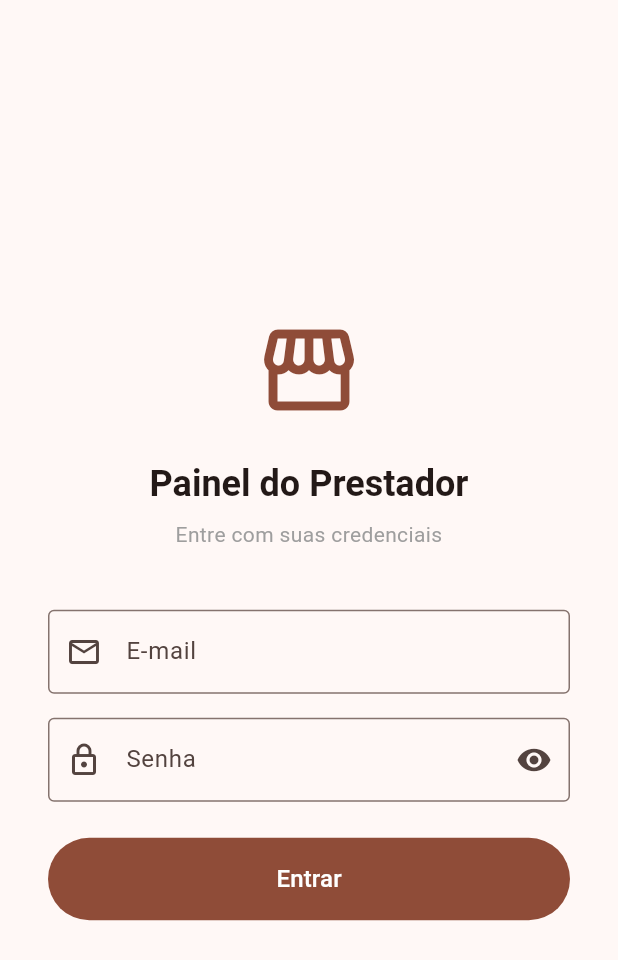
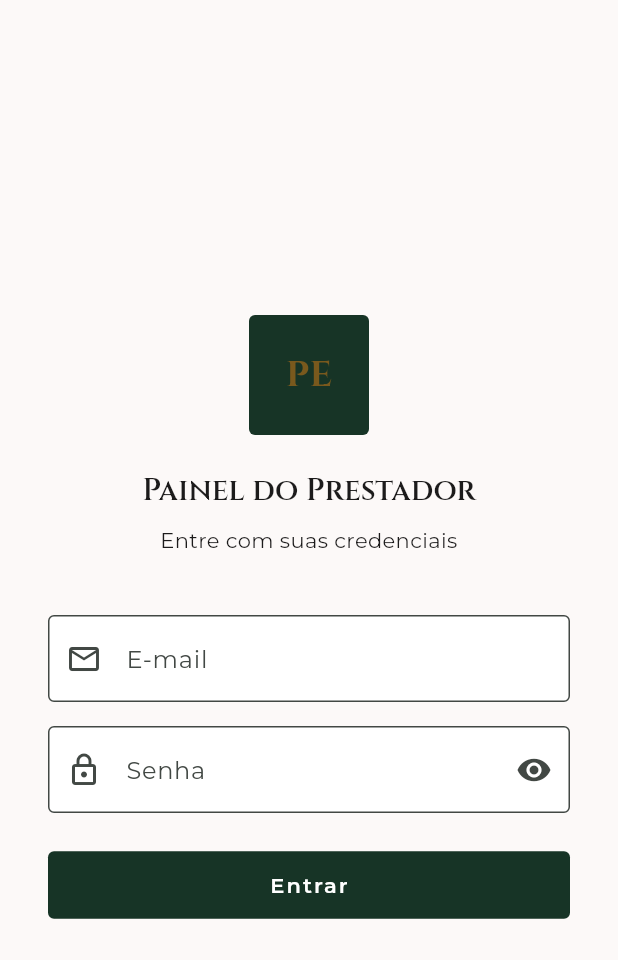
Before and after one commit to mviniccius/Micro-Saas, a Flutter app: the screen it shows after launch, on a phone screen of 412 x 824 dp. Shown: the top 960 px of the screen. Run offline on Flutter 3.47's test engine with Material 3 defaults, Android fonts, the phone set to English and light mode, and no system bars; our stand-ins replace google_fonts.

Commit message:
feat: sprint 4 - app_prestador completo com design system e fluxo de 6 status

```diff
--- a/app_prestador/lib/data/services/auth_service.dart
+++ b/app_prestador/lib/data/services/auth_service.dart
@@ -3,7 +3,7 @@ import 'package:http/http.dart' as http;
 import '../models/usuario_model.dart';
 
 class AuthService {
-  static const _base = 'http://localhost:3000';
+  static const _base = 'http://10.0.2.2:3000';
 
   Future<Usuario> login(String email, String senha) async {
     final response = await http.post(
--- a/app_prestador/lib/main.dart
+++ b/app_prestador/lib/main.dart
@@ -1,4 +1,5 @@
 import 'package:flutter/material.dart';
+import 'theme.dart';
 import 'presentation/screens/login_screen.dart';
 
 void main() {
@@ -11,12 +12,9 @@ class AppPrestador extends StatelessWidget {
   @override
   Widget build(BuildContext context) {
     return MaterialApp(
-      title: 'Painel do Prestador',
+      title: 'Painel do Prestador — Efraim',
       debugShowCheckedModeBanner: false,
-      theme: ThemeData(
-        colorScheme: ColorScheme.fromSeed(seedColor: Colors.deepOrange),
-        useMaterial3: true,
-      ),
+      theme: efraimTheme,
       home: const LoginScreen(),
     );
   }
--- a/app_prestador/lib/presentation/screens/login_screen.dart
+++ b/app_prestador/lib/presentation/screens/login_screen.dart
@@ -68,28 +68,36 @@ class _LoginScreenState extends State<LoginScreen> {
                 mainAxisAlignment: MainAxisAlignment.center,
                 crossAxisAlignment: CrossAxisAlignment.stretch,
                 children: [
-                  Icon(
-                    Icons.storefront,
-                    size: 72,
-                    color: Theme.of(context).colorScheme.primary,
+                  Center(
+                    child: Container(
+                      width: 80,
+                      height: 80,
+                      decoration: const BoxDecoration(
+                        color: Color(0xFF173426),
+                        borderRadius: BorderRadius.all(Radius.circular(4)),
+                      ),
+                      child: Center(
+                        child: Text(
+                          'PE',
+                          style: Theme.of(context).textTheme.headlineMedium?.copyWith(
+                            color: Color(0xFF79591D),
+                            fontWeight: FontWeight.w700,
+                          ),
+                        ),
+                      ),
+                    ),
                   ),
                   const SizedBox(height: 24),
                   Text(
                     'Painel do Prestador',
                     textAlign: TextAlign.center,
-                    style: Theme.of(context)
-                        .textTheme
-                        .headlineSmall
-                        ?.copyWith(fontWeight: FontWeight.bold),
+                    style: Theme.of(context).textTheme.headlineSmall,
                   ),
                   const SizedBox(height: 8),
                   Text(
                     'Entre com suas credenciais',
                     textAlign: TextAlign.center,
-                    style: Theme.of(context)
-                        .textTheme
-                        .bodyMedium
-                        ?.copyWith(color: Colors.grey),
+                    style: Theme.of(context).textTheme.bodyMedium,
                   ),
                   const SizedBox(height: 40),
                   TextFormField(
@@ -142,9 +150,6 @@ class _LoginScreenState extends State<LoginScreen> {
                   const SizedBox(height: 24),
                   FilledButton(
                     onPressed: _carregando ? null : _entrar,
-                    style: FilledButton.styleFrom(
-                      padding: const EdgeInsets.symmetric(vertical: 16),
-                    ),
                     child: _carregando
                         ? const SizedBox(
                             height: 20,
@@ -152,7 +157,7 @@ class _LoginScreenState extends State<LoginScreen> {
                             child: CircularProgressIndicator(
                                 strokeWidth: 2, color: Colors.white),
                           )
-                        : const Text('Entrar', style: TextStyle(fontSize: 16)),
+                        : const Text('Entrar'),
                   ),
                 ],
               ),
--- /dev/null
+++ b/app_prestador/lib/theme.dart
@@ -0,0 +1,126 @@
+import 'package:flutter/material.dart';
+import 'package:google_fonts/google_fonts.dart';
+
+const _primary = Color(0xFF173426);
+const _onPrimary = Color(0xFFFFFFFF);
+const _primaryContainer = Color(0xFF2E4B3C);
+const _onPrimaryContainer = Color(0xFF9ABAA7);
+const _secondary = Color(0xFF79591D);
+const _onSecondary = Color(0xFFFFFFFF);
+const _secondaryContainer = Color(0xFFFDD089);
+const _onSecondaryContainer = Color(0xFF78581C);
+const _tertiary = Color(0xFF322F26);
+const _onTertiary = Color(0xFFFFFFFF);
+const _tertiaryContainer = Color(0xFF49453B);
+const _onTertiaryContainer = Color(0xFFB9B2A6);
+const _error = Color(0xFFBA1A1A);
+const _onError = Color(0xFFFFFFFF);
+const _errorContainer = Color(0xFFFFDAD6);
+const _onErrorContainer = Color(0xFF93000A);
+const _surface = Color(0xFFFCF9F8);
+const _onSurface = Color(0xFF1C1B1B);
+const _onSurfaceVariant = Color(0xFF424844);
+const _surfaceContainerLowest = Color(0xFFFFFFFF);
+const _surfaceContainerLow = Color(0xFFF6F3F2);
+const _surfaceContainer = Color(0xFFF0EDED);
+const _surfaceContainerHigh = Color(0xFFEAE7E7);
+const _surfaceContainerHighest = Color(0xFFE5E2E1);
+const _outline = Color(0xFF727973);
+const _outlineVariant = Color(0xFFC2C8C2);
+const _inverseSurface = Color(0xFF313030);
+const _inverseOnSurface = Color(0xFFF3F0EF);
+const _inversePrimary = Color(0xFFADCEBA);
+
+final efraimTheme = ThemeData(
+  useMaterial3: true,
+  colorScheme: const ColorScheme(
+    brightness: Brightness.light,
+    primary: _primary,
+    onPrimary: _onPrimary,
+    primaryContainer: _primaryContainer,
+    onPrimaryContainer: _onPrimaryContainer,
+    secondary: _secondary,
+    onSecondary: _onSecondary,
+    secondaryContainer: _secondaryContainer,
+    onSecondaryContainer: _onSecondaryContainer,
+    tertiary: _tertiary,
+    onTertiary: _onTertiary,
+    tertiaryContainer: _tertiaryContainer,
+    onTertiaryContainer: _onTertiaryContainer,
+    error: _error,
+    onError: _onError,
+    errorContainer: _errorContainer,
+    onErrorContainer: _onErrorContainer,
+    surface: _surface,
+    onSurface: _onSurface,
+    onSurfaceVariant: _onSurfaceVariant,
+    outline: _outline,
+    outlineVariant: _outlineVariant,
+    inverseSurface: _inverseSurface,
+    onInverseSurface: _inverseOnSurface,
+    inversePrimary: _inversePrimary,
+    surfaceContainerLowest: _surfaceContainerLowest,
+    surfaceContainerLow: _surfaceContainerLow,
+    surfaceContainer: _surfaceContainer,
+    surfaceContainerHigh: _surfaceContainerHigh,
+    surfaceContainerHighest: _surfaceContainerHighest,
+  ),
+  textTheme: TextTheme(
+    displayLarge: GoogleFonts.cinzel(fontSize: 48, fontWeight: FontWeight.w700),
+    headlineLarge: GoogleFonts.cinzel(fontSize: 32, fontWeight: FontWeight.w600),
+    headlineMedium: GoogleFonts.cinzel(fontSize: 24, fontWeight: FontWeight.w500),
+    headlineSmall: GoogleFonts.cinzel(fontSize: 20, fontWeight: FontWeight.w600),
+    bodyLarge: GoogleFonts.montserrat(fontSize: 16, fontWeight: FontWeight.w400, height: 1.6),
+    bodyMedium: GoogleFonts.montserrat(fontSize: 14, fontWeight: FontWeight.w400, height: 1.5),
+    labelLarge: GoogleFonts.montserrat(fontSize: 14, fontWeight: FontWeight.w600, letterSpacing: 1.4),
+    labelSmall: GoogleFonts.montserrat(fontSize: 12, fontWeight: FontWeight.w500),
+  ),
+  cardTheme: const CardThemeData(
+    color: _surfaceContainerLowest,
+    surfaceTintColor: Colors.transparent,
+    shape: RoundedRectangleBorder(
+      borderRadius: BorderRadius.all(Radius.circular(4)),
+      side: BorderSide(color: Color(0x1A173426)),
+    ),
+  ),
+  filledButtonTheme: FilledButtonThemeData(
+    style: FilledButton.styleFrom(
+      backgroundColor: _primary,
+      foregroundColor: _onPrimary,
+      textStyle: GoogleFonts.montserrat(fontSize: 14, fontWeight: FontWeight.w600, letterSpacing: 1.4),
+      shape: const RoundedRectangleBorder(borderRadius: BorderRadius.all(Radius.circular(4))),
+      padding: const EdgeInsets.symmetric(horizontal: 24, vertical: 14),
+    ),
+  ),
+  outlinedButtonTheme: OutlinedButtonThemeData(
+    style: OutlinedButton.styleFrom(
+      foregroundColor: _secondary,
+      side: const BorderSide(color: _secondary, width: 1.5),
+      textStyle: GoogleFonts.montserrat(fontSize: 14, fontWeight: FontWeight.w600),
+      shape: const RoundedRectangleBorder(borderRadius: BorderRadius.all(Radius.circular(4))),
+      padding: const EdgeInsets.symmetric(horizontal: 24, vertical: 14),
+    ),
+  ),
+  inputDecorationTheme: InputDecorationTheme(
+    filled: true,
+    fillColor: _surfaceContainerLowest,
+    border: const OutlineInputBorder(
+      borderRadius: BorderRadius.all(Radius.circular(4)),
+      borderSide: BorderSide(color: _outlineVariant),
+    ),
+    focusedBorder: const OutlineInputBorder(
+      borderRadius: BorderRadius.all(Radius.circular(4)),
+      borderSide: BorderSide(color: _secondary, width: 1.5),
+    ),
+    labelStyle: GoogleFonts.montserrat(color: _onSurfaceVariant),
+  ),
+  scaffoldBackgroundColor: _surface,
+  appBarTheme: AppBarTheme(
+    backgroundColor: _surface,
+    foregroundColor: _primary,
+    elevation: 0,
+    titleTextStyle: GoogleFonts.cinzel(fontSize: 20, fontWeight: FontWeight.w500, color: _primary),
+    iconTheme: const IconThemeData(color: _primary),
+  ),
+  dividerColor: _outlineVariant,
+);
--- a/app_prestador/pubspec.yaml
+++ b/app_prestador/pubspec.yaml
@@ -35,6 +35,7 @@ dependencies:
   # Use with the CupertinoIcons class for iOS style icons.
   cupertino_icons: ^1.0.8
   http: ^1.6.0
+  google_fonts: ^6.2.1
 
 dev_dependencies:
   flutter_test:
```
Also changed, not shown: app_prestador/lib/data/models/pedido_model.dart (+32 -0 lines), app_prestador/lib/data/models/produto_model.dart (added, +17 -0 lines), app_prestador/lib/data/services/pedido_service.dart (+24 -2 lines), app_prestador/lib/data/services/produto_service.dart (added, +16 -0 lines), app_prestador/lib/presentation/screens/editar_itens_pedido_screen.dart (added, +173 -0 lines), app_prestador/lib/presentation/screens/pedido_detalhe_screen.dart (added, +242 -0 lines), app_prestador/lib/presentation/screens/pedidos_screen.dart (+25 -8 lines), 7 other files.
